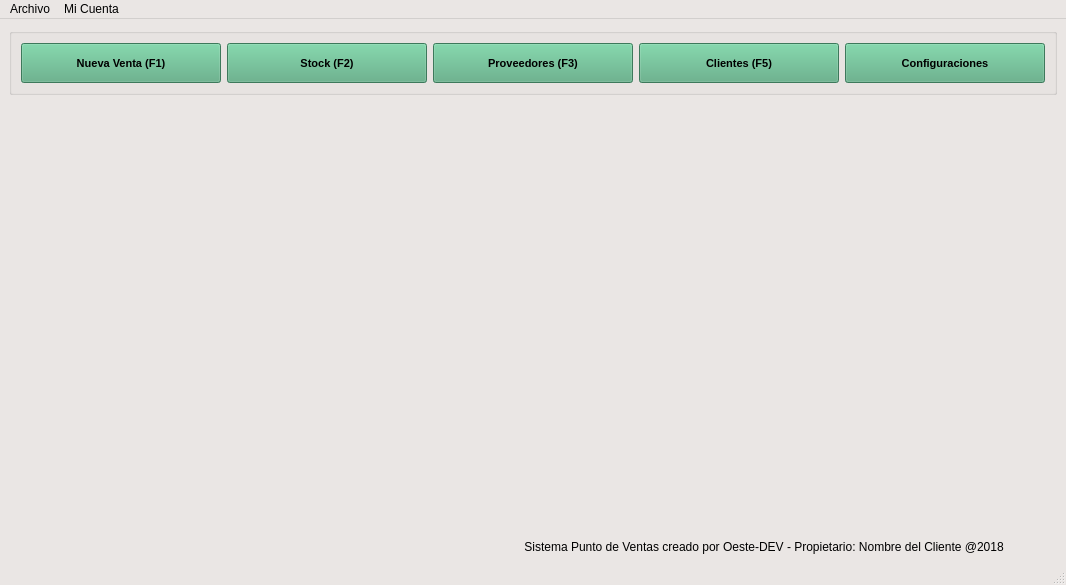
Qt form ui/inicio.ui (OesteDEV/TPV) before a commit.
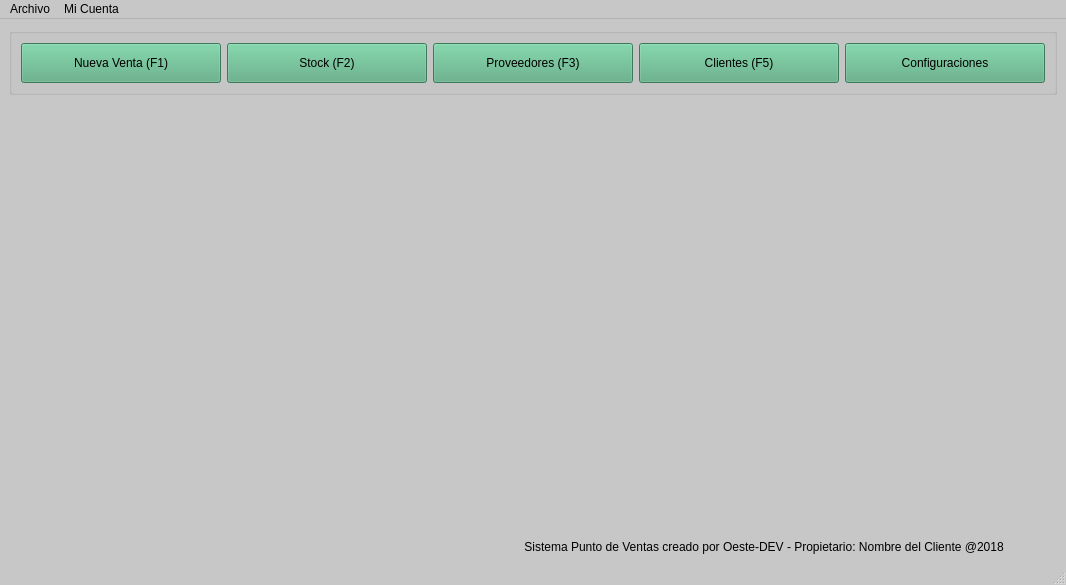
The same form after that commit. Icons and pictures are not drawn.

The edit to the form file:
```diff
--- a/ui/inicio.ui
+++ b/ui/inicio.ui
@@ -25,9 +25,9 @@
      <colorrole role="Button">
       <brush brushstyle="SolidPattern">
        <color alpha="255">
-        <red>234</red>
-        <green>230</green>
-        <blue>228</blue>
+        <red>199</red>
+        <green>199</green>
+        <blue>199</blue>
        </color>
       </brush>
      </colorrole>
@@ -43,27 +43,27 @@
      <colorrole role="Midlight">
       <brush brushstyle="SolidPattern">
        <color alpha="255">
-        <red>244</red>
-        <green>242</green>
-        <blue>241</blue>
+        <red>227</red>
+        <green>227</green>
+        <blue>227</blue>
        </color>
       </brush>
      </colorrole>
      <colorrole role="Dark">
       <brush brushstyle="SolidPattern">
        <color alpha="255">
-        <red>117</red>
-        <green>115</green>
-        <blue>114</blue>
+        <red>99</red>
+        <green>99</green>
+        <blue>99</blue>
        </color>
       </brush>
      </colorrole>
      <colorrole role="Mid">
       <brush brushstyle="SolidPattern">
        <color alpha="255">
-        <red>156</red>
-        <green>153</green>
-        <blue>152</blue>
+        <red>133</red>
+        <green>133</green>
+        <blue>133</blue>
        </color>
       </brush>
      </colorrole>
@@ -106,9 +106,9 @@
      <colorrole role="Window">
       <brush brushstyle="SolidPattern">
        <color alpha="255">
-        <red>234</red>
-        <green>230</green>
-        <blue>228</blue>
+        <red>199</red>
+        <green>199</green>
+        <blue>199</blue>
        </color>
       </brush>
      </colorrole>
@@ -124,9 +124,9 @@
      <colorrole role="AlternateBase">
       <brush brushstyle="SolidPattern">
        <color alpha="255">
-        <red>244</red>
-        <green>242</green>
-        <blue>241</blue>
+        <red>227</red>
+        <green>227</green>
+        <blue>227</blue>
        </color>
       </brush>
      </colorrole>
@@ -162,9 +162,9 @@
      <colorrole role="Button">
       <brush brushstyle="SolidPattern">
        <color alpha="255">
-        <red>234</red>
-        <green>230</green>
-        <blue>228</blue>
+        <red>199</red>
+        <green>199</green>
+        <blue>199</blue>
        </color>
       </brush>
      </colorrole>
@@ -180,27 +180,27 @@
      <colorrole role="Midlight">
       <brush brushstyle="SolidPattern">
        <color alpha="255">
-        <red>244</red>
-        <green>242</green>
-        <blue>241</blue>
+        <red>227</red>
+        <green>227</green>
+        <blue>227</blue>
        </color>
       </brush>
      </colorrole>
      <colorrole role="Dark">
       <brush brushstyle="SolidPattern">
        <color alpha="255">
-        <red>117</red>
-        <green>115</green>
-        <blue>114</blue>
+        <red>99</red>
+        <green>99</green>
+        <blue>99</blue>
        </color>
       </brush>
      </colorrole>
      <colorrole role="Mid">
       <brush brushstyle="SolidPattern">
        <color alpha="255">
-        <red>156</red>
-        <green>153</green>
-        <blue>152</blue>
+        <red>133</red>
+        <green>133</green>
+        <blue>133</blue>
        </color>
       </brush>
      </colorrole>
@@ -243,9 +243,9 @@
      <colorrole role="Window">
       <brush brushstyle="SolidPattern">
        <color alpha="255">
-        <red>234</red>
-        <green>230</green>
-        <blue>228</blue>
+        <red>199</red>
+        <green>199</green>
+        <blue>199</blue>
        </color>
       </brush>
      </colorrole>
@@ -261,9 +261,9 @@
      <colorrole role="AlternateBase">
       <brush brushstyle="SolidPattern">
        <color alpha="255">
-        <red>244</red>
-        <green>242</green>
-        <blue>241</blue>
+        <red>227</red>
+        <green>227</green>
+        <blue>227</blue>
        </color>
       </brush>
      </colorrole>
@@ -290,18 +290,18 @@
      <colorrole role="WindowText">
       <brush brushstyle="SolidPattern">
        <color alpha="255">
-        <red>117</red>
-        <green>115</green>
-        <blue>114</blue>
+        <red>99</red>
+        <green>99</green>
+        <blue>99</blue>
        </color>
       </brush>
      </colorrole>
      <colorrole role="Button">
       <brush brushstyle="SolidPattern">
        <color alpha="255">
-        <red>234</red>
-        <green>230</green>
-        <blue>228</blue>
+        <red>199</red>
+        <green>199</green>
+        <blue>199</blue>
        </color>
       </brush>
      </colorrole>
@@ -317,36 +317,36 @@
      <colorrole role="Midlight">
       <brush brushstyle="SolidPattern">
        <color alpha="255">
-        <red>244</red>
-        <green>242</green>
-        <blue>241</blue>
+        <red>227</red>
+        <green>227</green>
+        <blue>227</blue>
        </color>
       </brush>
      </colorrole>
      <colorrole role="Dark">
       <brush brushstyle="SolidPattern">
        <color alpha="255">
-        <red>117</red>
-        <green>115</green>
-        <blue>114</blue>
+        <red>99</red>
+        <green>99</green>
+        <blue>99</blue>
        </color>
       </brush>
      </colorrole>
      <colorrole role="Mid">
       <brush brushstyle="SolidPattern">
        <color alpha="255">
-        <red>156</red>
-        <green>153</green>
-        <blue>152</blue>
+        <red>133</red>
+        <green>133</green>
+        <blue>133</blue>
        </color>
       </brush>
      </colorrole>
      <colorrole role="Text">
       <brush brushstyle="SolidPattern">
        <color alpha="255">
-        <red>117</red>
-        <green>115</green>
-        <blue>114</blue>
+        <red>99</red>
+        <green>99</green>
+        <blue>99</blue>
        </color>
       </brush>
      </colorrole>
@@ -362,27 +362,27 @@
      <colorrole role="ButtonText">
       <brush brushstyle="SolidPattern">
        <color alpha="255">
-        <red>117</red>
-        <green>115</green>
-        <blue>114</blue>
+        <red>99</red>
+        <green>99</green>
+        <blue>99</blue>
        </color>
       </brush>
      </colorrole>
      <colorrole role="Base">
       <brush brushstyle="SolidPattern">
        <color alpha="255">
-        <red>234</red>
-        <green>230</green>
-        <blue>228</blue>
+        <red>199</red>
+        <green>199</green>
+        <blue>199</blue>
        </color>
       </brush>
      </colorrole>
      <colorrole role="Window">
       <brush brushstyle="SolidPattern">
        <color alpha="255">
-        <red>234</red>
-        <green>230</green>
-        <blue>228</blue>
+        <red>199</red>
+        <green>199</green>
+        <blue>199</blue>
        </color>
       </brush>
      </colorrole>
@@ -398,9 +398,9 @@
      <colorrole role="AlternateBase">
       <brush brushstyle="SolidPattern">
        <color alpha="255">
-        <red>234</red>
-        <green>230</green>
-        <blue>228</blue>
+        <red>199</red>
+        <green>199</green>
+        <blue>199</blue>
        </color>
       </brush>
      </colorrole>
@@ -869,13 +869,6 @@
            </disabled>
           </palette>
          </property>
-         <property name="font">
-          <font>
-           <pointsize>8</pointsize>
-           <weight>75</weight>
-           <bold>true</bold>
-          </font>
-         </property>
          <property name="text">
           <string>Stock (F2)</string>
          </property>
@@ -885,8 +878,8 @@
          </property>
          <property name="iconSize">
           <size>
-           <width>35</width>
-           <height>35</height>
+           <width>20</width>
+           <height>20</height>
           </size>
          </property>
          <property name="autoDefault">
@@ -1323,13 +1316,6 @@
            </disabled>
           </palette>
          </property>
-         <property name="font">
-          <font>
-           <pointsize>8</pointsize>
-           <weight>75</weight>
-           <bold>true</bold>
-          </font>
-         </property>
          <property name="text">
           <string>Proveedores (F3)</string>
          </property>
@@ -1339,8 +1325,8 @@
          </property>
          <property name="iconSize">
           <size>
-           <width>35</width>
-           <height>30</height>
+           <width>20</width>
+           <height>20</height>
           </size>
          </property>
          <property name="autoDefault">
@@ -1777,13 +1763,6 @@
            </disabled>
           </palette>
          </property>
-         <property name="font">
-          <font>
-           <pointsize>8</pointsize>
-           <weight>75</weight>
-           <bold>true</bold>
-          </font>
-         </property>
          <property name="text">
           <string>Clientes (F5)</string>
          </property>
@@ -1793,8 +1772,8 @@
          </property>
          <property name="iconSize">
           <size>
-           <width>35</width>
-           <height>30</height>
+           <width>20</width>
+           <height>20</height>
           </size>
          </property>
          <property name="autoDefault">
@@ -2231,13 +2210,6 @@
            </disabled>
           </palette>
          </property>
-         <property name="font">
-          <font>
-           <pointsize>8</pointsize>
-           <weight>75</weight>
-           <bold>true</bold>
-          </font>
-         </property>
          <property name="text">
           <string>Configuraciones</string>
          </property>
@@ -2247,8 +2219,8 @@
          </property>
          <property name="iconSize">
           <size>
-           <width>35</width>
-           <height>30</height>
+           <width>20</width>
+           <height>20</height>
           </size>
          </property>
          <property name="autoDefault">
@@ -2685,13 +2657,6 @@
            </disabled>
           </palette>
          </property>
-         <property name="font">
-          <font>
-           <pointsize>8</pointsize>
-           <weight>75</weight>
-           <bold>true</bold>
-          </font>
-         </property>
          <property name="text">
           <string>Nueva Venta (F1)</string>
          </property>
@@ -2701,8 +2666,8 @@
          </property>
          <property name="iconSize">
           <size>
-           <width>35</width>
-           <height>30</height>
+           <width>20</width>
+           <height>20</height>
           </size>
          </property>
          <property name="autoExclusive">
```
